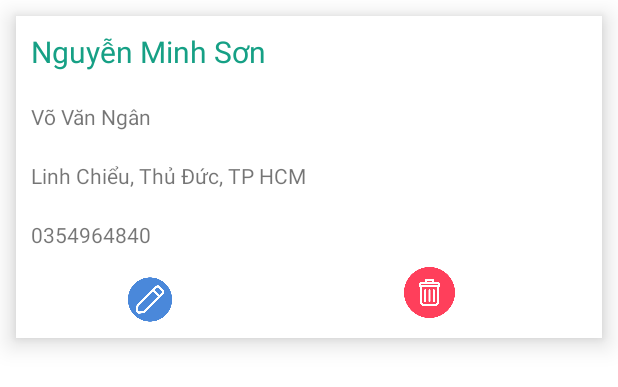
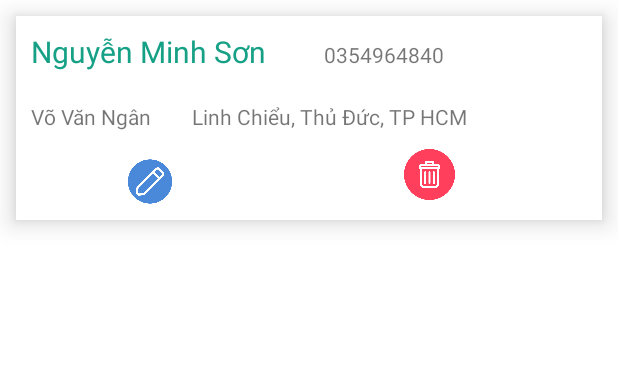
Before and after one commit to NMS1010/FoodApp, an Android app: the layout address_item.xml on its own in the app's theme, with its tools: preview values and no code run, on a phone screen of 412 x 824 dp. Shown: the top 387 px of the screen. Run offline under Robolectric (Android 15) with nearby library versions, the phone set to English and light mode, and no system bars; network calls fail.

Commit message:
handle user address

```diff
--- a/app/src/main/java/com/ms/food_app/adapters/ProductAdapter.java
+++ b/app/src/main/java/com/ms/food_app/adapters/ProductAdapter.java
@@ -40,7 +40,7 @@ public class ProductAdapter extends RecyclerView.Adapter<ProductAdapter.ProductV
     @Override
     public void onBindViewHolder(@NonNull ProductViewHolder holder, int position) {
         Product product = products.get(position);
-        Glide.with(context).load(BaseAPIService.BASE_URL + product.getImages().get(0)).into(holder.binding.imageFood);
+        Glide.with(context).load(product.getImages().get(0)).into(holder.binding.imageFood);
         holder.binding.nameFood.setText(product.getName());
         holder.binding.priceFood.setText(String.valueOf(product.getPrice()));
         holder.itemView.setOnClickListener(view -> {
--- a/app/src/main/java/com/ms/food_app/fragments/Home.java
+++ b/app/src/main/java/com/ms/food_app/fragments/Home.java
@@ -28,6 +28,7 @@ import com.ms.food_app.models.Product;
 import com.ms.food_app.services.BaseAPIService;
 import com.ms.food_app.services.ICategoryService;
 import com.ms.food_app.services.IProductService;
+import com.ms.food_app.utils.ContextUtil;
 import com.ms.food_app.utils.LoadingUtil;
 import com.ms.food_app.utils.SharedPrefManager;
 import com.smarteist.autoimageslider.IndicatorView.animation.type.IndicatorAnimationType;
@@ -66,6 +67,7 @@ public class Home extends Fragment {
     public View onCreateView(LayoutInflater inflater, ViewGroup container,
                              Bundle savedInstanceState) {
         binding = FragmentHomeBinding.inflate(inflater, container, false);
+        ContextUtil.context = getActivity();
         // Inflate the layout for this fragment
         if(!SharedPrefManager.getInstance(getActivity()).isLoggedIn()){
             startActivity(new Intent(getActivity(), Signin.class));
--- a/app/src/main/java/com/ms/food_app/services/IUserService.java
+++ b/app/src/main/java/com/ms/food_app/services/IUserService.java
@@ -22,7 +22,7 @@ public interface IUserService {
     @PUT("users/addresses/{id}")
     Call<List<Address>> deleteAddressById(@Path("id") long id);
     @POST("users/addresses")
-    Call<List<Address>> createAddresses(@Body JsonObject params);
+    Call<List<Address>> uploadAddresses(@Body JsonObject params);
     @Multipart
     @POST("users")
     Call<User> updateProfile(@Query("model") JsonObject params, @Query("file") Multipart file);
--- a/app/src/main/res/layout/activity_cart.xml
+++ b/app/src/main/res/layout/activity_cart.xml
@@ -61,8 +61,8 @@
             android:id="@+id/imageView9"
             android:layout_width="250dp"
             android:layout_height="300dp"
+            android:layout_marginTop="30dp"
             android:layout_marginBottom="14dp"
-            android:layout_marginTop="30dp"
             android:src="@drawable/illustrator_nothing"
             app:layout_constraintBottom_toTopOf="@+id/textView23"
             app:layout_constraintEnd_toEndOf="parent"
--- a/app/src/main/res/layout/address_item.xml
+++ b/app/src/main/res/layout/address_item.xml
@@ -16,6 +16,12 @@
         android:orientation="vertical"
         android:weightSum="5">
 
+        <LinearLayout
+            android:layout_width="match_parent"
+            android:layout_height="match_parent"
+            android:layout_weight="8"
+            android:orientation="horizontal">
+
             <TextView
                 android:id="@+id/addressItemFullNameTv_address"
                 android:layout_width="296dp"
@@ -27,8 +33,23 @@
                 android:textSize="20sp" />
 
             <TextView
+                android:id="@+id/addressItemPhoneTv_address"
+                android:layout_width="296dp"
+                android:layout_height="wrap_content"
+                android:layout_margin="10dp"
+                android:layout_weight="8"
+                android:text="0354964840" />
+        </LinearLayout>
+
+        <LinearLayout
+            android:layout_width="match_parent"
+            android:layout_height="match_parent"
+            android:layout_weight="8"
+            android:orientation="horizontal">
+
+            <TextView
                 android:id="@+id/addressItemStreetTv_address"
-            android:layout_width="296dp"
+                android:layout_width="119dp"
                 android:layout_height="wrap_content"
                 android:layout_margin="10dp"
                 android:layout_weight="8"
@@ -41,14 +62,7 @@
                 android:layout_margin="10dp"
                 android:layout_weight="8"
                 android:text="Linh Chiểu, Thủ Đức, TP HCM" />
-
-        <TextView
-            android:id="@+id/addressItemPhoneTv_address"
-            android:layout_width="296dp"
-            android:layout_height="wrap_content"
-            android:layout_margin="10dp"
-            android:layout_weight="8"
-            android:text="0354964840" />
+        </LinearLayout>
 
         <RelativeLayout
             android:layout_width="match_parent"
--- a/app/src/main/res/layout/fragment_home.xml
+++ b/app/src/main/res/layout/fragment_home.xml
@@ -266,7 +266,7 @@ tools:context=".fragments.Home">
     <androidx.recyclerview.widget.RecyclerView
         android:id="@+id/productRV"
         android:layout_width="match_parent"
-        android:layout_height="match_parent"
+        android:layout_height="wrap_content"
         android:layout_marginTop="10dp"
         android:scrollIndicators="none"
         android:nestedScrollingEnabled="false"
```
Also changed, not shown: app/src/main/java/com/ms/food_app/activities/AddressDetail.java (+55 -1 lines), app/src/main/java/com/ms/food_app/activities/AddressList.java (+7 -0 lines), app/src/main/java/com/ms/food_app/activities/Cart.java (+7 -2 lines), app/src/main/java/com/ms/food_app/activities/Signin.java (+10 -0 lines), app/src/main/java/com/ms/food_app/activities/Signup.java (+7 -1 lines), app/src/main/java/com/ms/food_app/adapters/AddressAdapter.java (+9 -1 lines), app/src/main/java/com/ms/food_app/services/RequestInterceptor.java (+7 -1 lines), app/src/main/res/layout/activity_main.xml (+6 -5 lines). Lines whose indentation alone changed are shown as unchanged.
